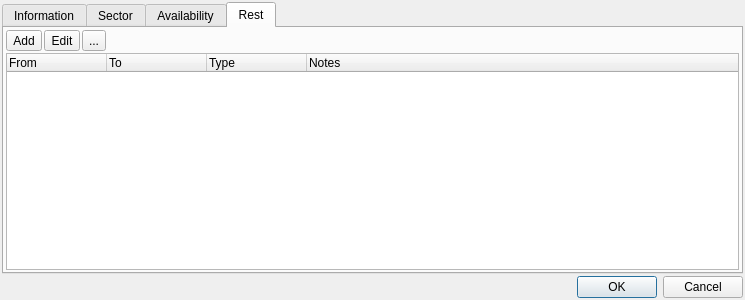
diegowald/b6p, file b6p/dlgemployee.ui: the form before one commit.
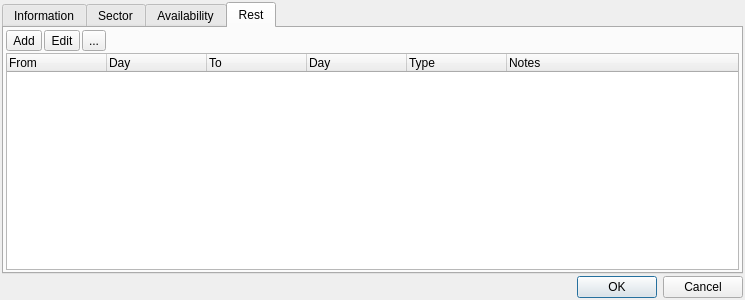
The form after the commit. The open tabs and pages were chosen to show the change. Icons and pictures are not drawn. Custom widgets are drawn as their Qt base class.

```diff
--- a/b6p/dlgemployee.ui
+++ b/b6p/dlgemployee.ui
@@ -325,11 +325,21 @@
              <string>From</string>
             </property>
            </column>
+           <column>
+            <property name="text">
+             <string>Day</string>
+            </property>
+           </column>
            <column>
             <property name="text">
              <string>To</string>
             </property>
            </column>
+           <column>
+            <property name="text">
+             <string>Day</string>
+            </property>
+           </column>
            <column>
             <property name="text">
              <string>Type</string>
```
Left out of the diff: 2 changed lines with no effect on the pictures.
